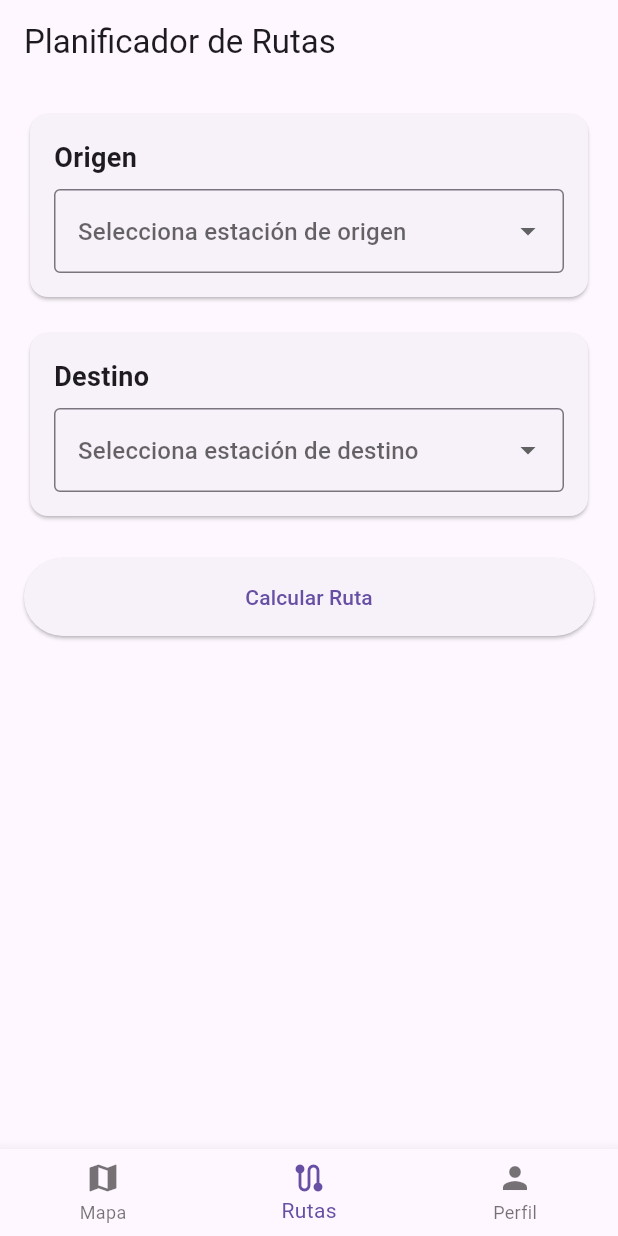
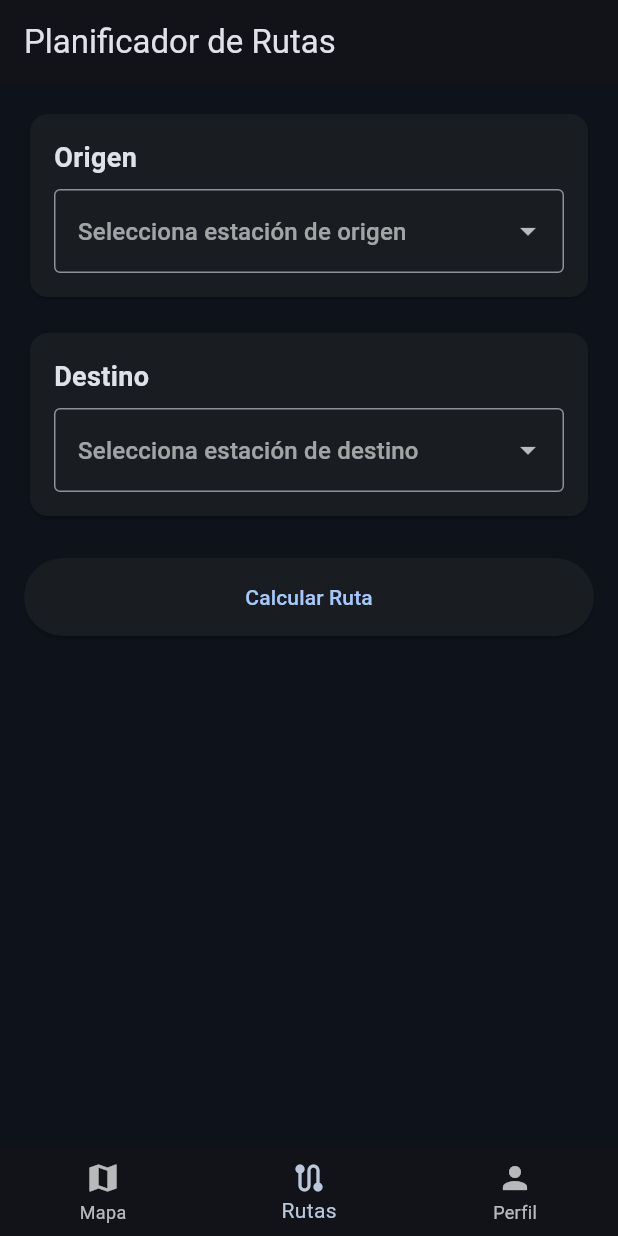
Before and after one commit to dieguzzz/MAQ, a Flutter app: the screen it shows after launch, item 2 of the bottom bar chosen, on a phone screen of 412 x 824 dp. Run offline on Flutter 3.47's test engine with Material 3 defaults, Android fonts, the phone set to English and light mode, and no system bars; our stand-ins replace cloud_firestore, firebase_auth, firebase_core, firebase_messaging, flutter_local_notifications, geolocator and 1 more; accounts and stored records are empty.

Commit message:
Refactor: Implement dark theme and update color scheme
Co-authored-by: diegof.arauz <diegof.arauz@itse.ac.pa>

```diff
--- a/lib/main.dart
+++ b/lib/main.dart
@@ -97,9 +97,21 @@ class MetroPTYApp extends StatelessWidget {
         child: MaterialApp(
           title: 'MetroPTY',
           theme: ThemeData(
-          primarySwatch: Colors.blue,
+            colorScheme: ColorScheme.fromSeed(
+              seedColor: const Color(0xFF0072CE),
+              brightness: Brightness.light,
+            ),
             useMaterial3: true,
           ),
+          darkTheme: ThemeData(
+            colorScheme: ColorScheme.fromSeed(
+              seedColor: const Color(0xFF0072CE),
+              brightness: Brightness.dark,
+            ),
+            scaffoldBackgroundColor: const Color(0xFF0E121A),
+            useMaterial3: true,
+          ),
+          themeMode: ThemeMode.dark,
           home: const MainNavigationScreen(),
           debugShowCheckedModeBanner: false,
         ),
```
Lines whose indentation alone changed are shown as unchanged.
